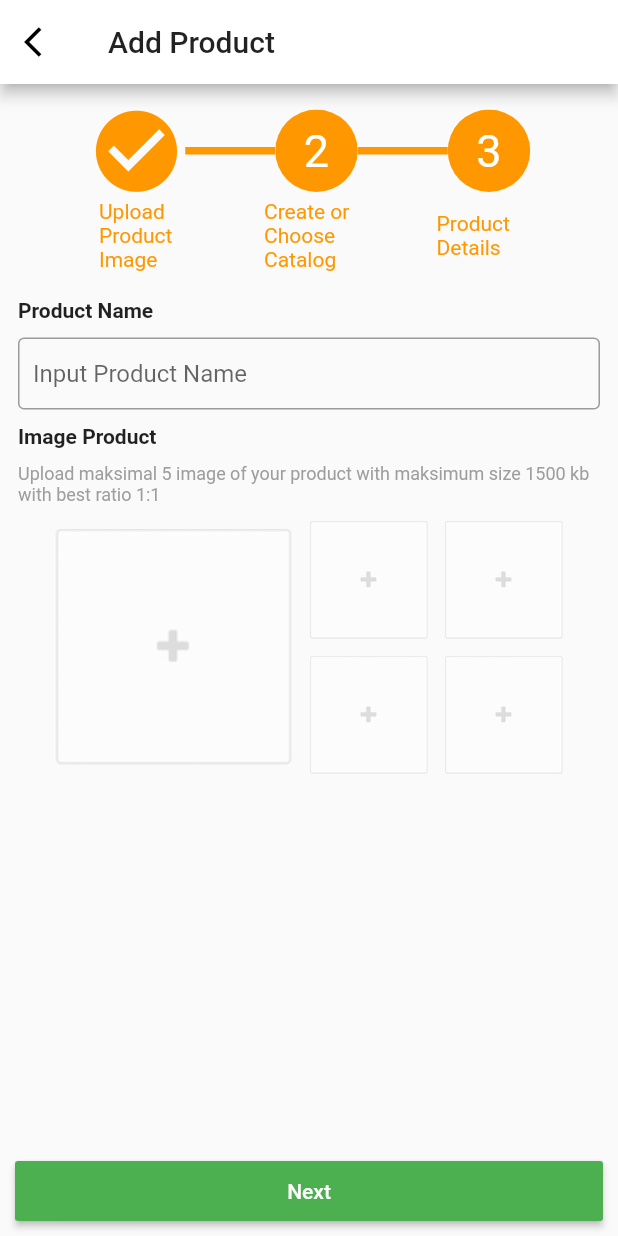
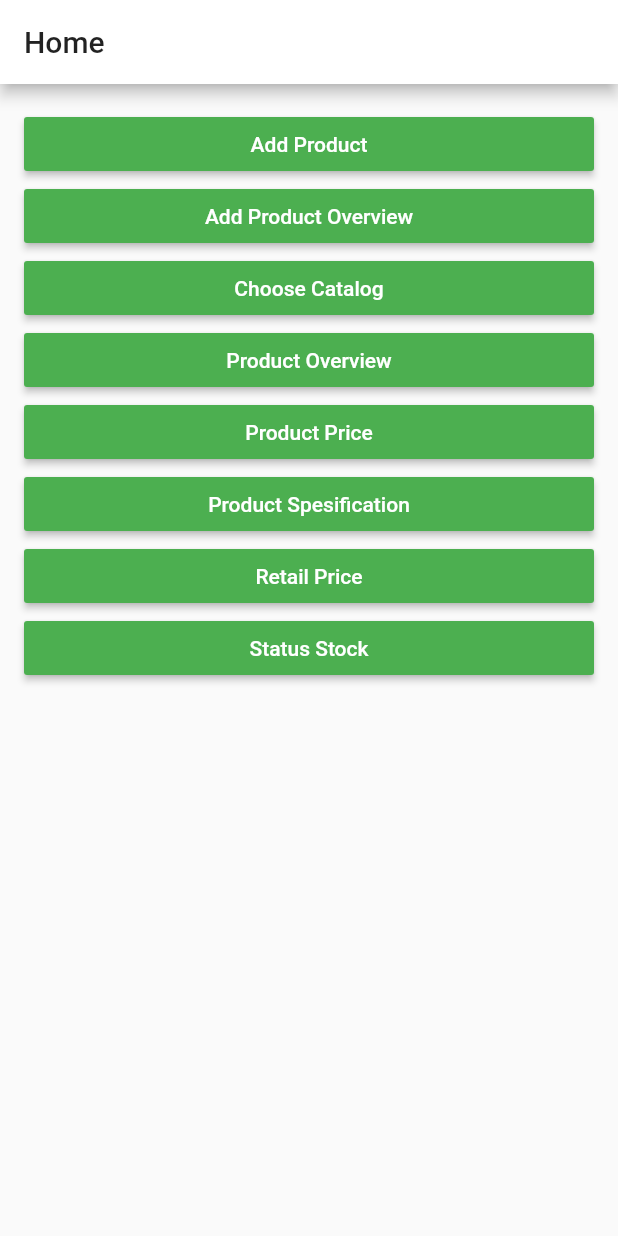
Before and after one commit to arinur/bizmetch-add-product, a Flutter app: the screen it shows after launch, on a phone screen of 412 x 824 dp. Run offline on Flutter 3.47's test engine with Material 2 defaults, Android fonts, the phone set to English and light mode, and no system bars; Roboto replaces fonts that are missing (Nunito).

Commit message:
update home page

```diff
--- a/lib/add_product_overview_page.dart
+++ b/lib/add_product_overview_page.dart
@@ -18,9 +18,9 @@ class AddProductOverviewPageState extends State<AddProductOverviewPage> {
         backgroundColor: Colors.white,
         // Title
         title: Text("Product Overview"),
-        leading: Icon(
-          Icons.arrow_back_ios,
-        ),
+        leading: IconButton(icon:Icon(Icons.arrow_back_ios),
+          onPressed:() => Navigator.pop(context, false),
+      ),
       ),
       // Body
       body: Container(
--- a/lib/add_product_page.dart
+++ b/lib/add_product_page.dart
@@ -23,9 +23,10 @@ class AddProductPageState extends State<AddProductPage> {
             backgroundColor: Colors.white,
             // Title
             title: Text("Add Product"),
-            leading: Icon(
-              Icons.arrow_back_ios,
-            ),
+             leading: IconButton(icon:Icon(Icons.arrow_back_ios),
+          onPressed:() => Navigator.pop(context, false),
+        )
+
           ),
           // Body
           body: Container(
--- a/lib/choose_catalog_page.dart
+++ b/lib/choose_catalog_page.dart
@@ -17,9 +17,9 @@ class ChooseCatalogPageState extends State<ChooseCatalogPage> {
         backgroundColor: Colors.white,
         // Title
         title: Text("Choose Catalog"),
-        leading: Icon(
-          Icons.arrow_back_ios,
-        ),
+        leading: IconButton(icon:Icon(Icons.arrow_back_ios),
+          onPressed:() => Navigator.pop(context, false),
+      ),
       ),
       // Body
       body: Container(
--- /dev/null
+++ b/lib/home_page.dart
@@ -0,0 +1,121 @@
+import 'package:bizmetch/add_product_overview_page.dart';
+import 'package:bizmetch/choose_catalog_page.dart';
+import 'package:bizmetch/product_overview_page.dart';
+import 'package:bizmetch/product_price_page.dart';
+import 'package:bizmetch/product_specifications_page.dart';
+import 'package:bizmetch/retail_price_page.dart';
+import 'package:bizmetch/status_stock_page.dart';
+import 'package:flutter/material.dart';
+
+import 'add_product_page.dart';
+
+class HomePage extends StatefulWidget {
+  static String tag = "home-page";
+  @override
+  HomePageState createState() => HomePageState();
+}
+
+class HomePageState extends State<HomePage> {
+  // init the step to 0th position
+//  String dropdownValue = 'Pair';
+
+  @override
+  Widget build(BuildContext context) {
+    return Scaffold(
+      // Appbar
+      appBar: AppBar(
+        backgroundColor: Colors.white,
+        // Title
+        title: Text("Home"),
+      ),
+      // Body
+      body:Container(
+        margin: EdgeInsets.all(16),
+        child: ListView(
+          children: <Widget>[
+            new RaisedButton(
+                  color: Colors.green,
+                  child: Text(
+                    "Add Product",
+                    style: TextStyle(color: Colors.white),
+                  ),
+                  onPressed: () {
+                    Navigator.of(context).pushNamed(AddProductPage.tag);
+                  },
+                ),
+                new RaisedButton(
+                  color: Colors.green,
+                  child: Text(
+                    "Add Product Overview",
+                    style: TextStyle(color: Colors.white),
+                  ),
+                  onPressed: () {
+                    Navigator.of(context).pushNamed(AddProductOverviewPage.tag);
+                  },
+                ),
+                new RaisedButton(
+                  color: Colors.green,
+                  child: Text(
+                    "Choose Catalog",
+                    style: TextStyle(color: Colors.white),
+                  ),
+                  onPressed: () {
+                    Navigator.of(context).pushNamed(ChooseCatalogPage.tag);
+                  },
+                ),
+                new RaisedButton(
+                  color: Colors.green,
+                  child: Text(
+                    "Product Overview",
+                    style: TextStyle(color: Colors.white),
+                  ),
+                  onPressed: () {
+                    Navigator.of(context).pushNamed(ProductOverviewPage.tag);
+                  },
+                ),
+                new RaisedButton(
+                  color: Colors.green,
+                  child: Text(
+                    "Product Price",
+                    style: TextStyle(color: Colors.white),
+                  ),
+                  onPressed: () {
+                    Navigator.of(context).pushNamed(ProductPricePage.tag);
+                  },
+                ),
+                new RaisedButton(
+                  color: Colors.green,
+                  child: Text(
+                    "Product Spesification",
+                    style: TextStyle(color: Colors.white),
+                  ),
+                  onPressed: () {
+                    Navigator.of(context).pushNamed(ProductSpesificationPage.tag);
+                  },
+                ),
+                new RaisedButton(
+                  color: Colors.green,
+                  child: Text(
+                    "Retail Price",
+                    style: TextStyle(color: Colors.white),
+                  ),
+                  onPressed: () {
+                    Navigator.of(context).pushNamed(RetailPricePage.tag);
+                  },
+                ),
+                new RaisedButton(
+                  color: Colors.green,
+                  child: Text(
+                    "Status Stock",
+                    style: TextStyle(color: Colors.white),
+                  ),
+                  onPressed: () {
+                    Navigator.of(context).pushNamed(StatusStockPage.tag);
+                  },
+                ),
+          ],
+      ),
+      )
+    );
+  }
+}
--- a/lib/main.dart
+++ b/lib/main.dart
@@ -1,5 +1,6 @@
 import 'package:bizmetch/add_product_page.dart';
 import 'package:bizmetch/choose_catalog_page.dart';
+import 'package:bizmetch/home_page.dart';
 import 'package:bizmetch/product_price_page.dart';
 import 'package:bizmetch/product_specifications_page.dart';
 import 'package:bizmetch/status_stock_page.dart';
@@ -24,6 +25,7 @@ class MyApp extends StatelessWidget {
     ProductOverviewPage.tag: (context) => ProductOverviewPage(),
     AddProductOverviewPage.tag: (context) => AddProductOverviewPage(),
     ProductSpesificationPage.tag: (context) => ProductSpesificationPage(),
+    HomePage.tag: (context) => HomePage(),
   };
 
   @override
@@ -39,7 +41,7 @@ class MyApp extends StatelessWidget {
         primarySwatch: Colors.lightBlue,
         fontFamily: 'Nunito',
       ),
-      home: AddProductPage(),
+      home: HomePage(),
       routes: routes,
     );
   }
--- a/lib/product_overview_page.dart
+++ b/lib/product_overview_page.dart
@@ -18,9 +18,9 @@ class ProductOverviewPageState extends State<ProductOverviewPage> {
         backgroundColor: Colors.white,
         // Title
         title: Text("Product Overview"),
-        leading: Icon(
-          Icons.arrow_back_ios,
-        ),
+        leading: IconButton(icon:Icon(Icons.arrow_back_ios),
+          onPressed:() => Navigator.pop(context, false),
+      ),
       ),
       // Body
       body: Container(
--- a/lib/product_price_page.dart
+++ b/lib/product_price_page.dart
@@ -18,9 +18,9 @@ class ProductPricePageState extends State<ProductPricePage> {
         backgroundColor: Colors.white,
         // Title
         title: Text("Product Price"),
-        leading: Icon(
-          Icons.arrow_back_ios,
-        ),
+        leading: IconButton(icon:Icon(Icons.arrow_back_ios),
+          onPressed:() => Navigator.pop(context, false),
+      ),
       ),
       // Body
       body: Container(
--- a/lib/product_specifications_page.dart
+++ b/lib/product_specifications_page.dart
@@ -372,9 +372,9 @@ class ProductSpesificationPageState extends State<ProductSpesificationPage> {
         backgroundColor: Colors.white,
         // Title
         title: Text("Product Spesifications"),
-        leading: Icon(
-          Icons.arrow_back_ios,
-        ),
+        leading: IconButton(icon:Icon(Icons.arrow_back_ios),
+          onPressed:() => Navigator.pop(context, false),
+      ),
       ),
       // Body
       body: Container(
--- a/lib/retail_price_page.dart
+++ b/lib/retail_price_page.dart
@@ -18,9 +18,9 @@ class RetailPricePageState extends State<RetailPricePage> {
         backgroundColor: Colors.white,
         // Title
         title: Text("Product Price"),
-        leading: Icon(
-          Icons.arrow_back_ios,
-        ),
+        leading: IconButton(icon:Icon(Icons.arrow_back_ios),
+          onPressed:() => Navigator.pop(context, false),
+      ),
       ),
       // Body
       body: Container(
```
Also changed, not shown: lib/status_stock_page.dart (+33 -3 lines), 3 other files.
